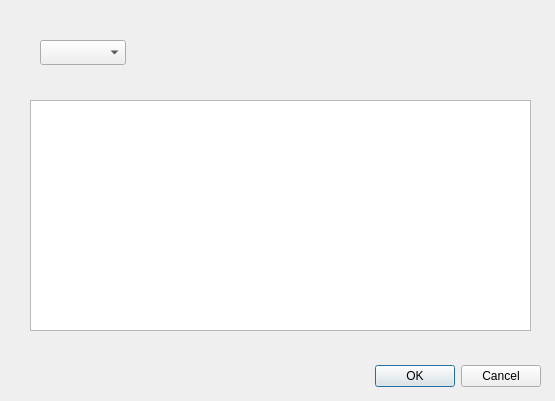
First picture: the form in server/databasewindow.ui, repository heejin5484/Veda_Mini2, before the edit.
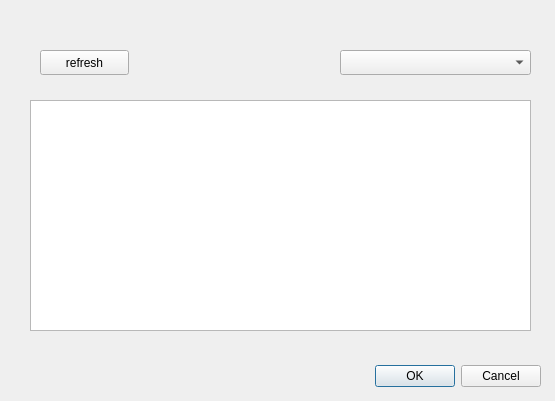
Second picture: the form after the edit.

The edit to the form file:
```diff
--- a/server/databasewindow.ui
+++ b/server/databasewindow.ui
@@ -42,12 +42,25 @@
   <widget class="QComboBox" name="filterComboBox">
    <property name="geometry">
     <rect>
+     <x>340</x>
+     <y>50</y>
+     <width>191</width>
+     <height>25</height>
+    </rect>
+   </property>
+  </widget>
+  <widget class="QPushButton" name="refreshButton">
+   <property name="geometry">
+    <rect>
      <x>40</x>
-     <y>40</y>
-     <width>86</width>
+     <y>50</y>
+     <width>89</width>
      <height>25</height>
     </rect>
    </property>
+   <property name="text">
+    <string>refresh</string>
+   </property>
   </widget>
  </widget>
  <resources/>
```
